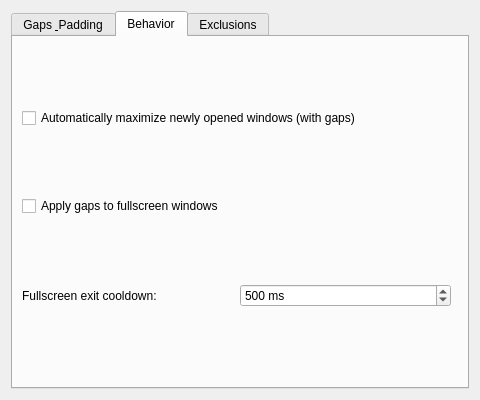
This is contents/ui/config.ui in fellis-cp/Kgaps as Qt 5 draws it before an edit. The edited form follows.
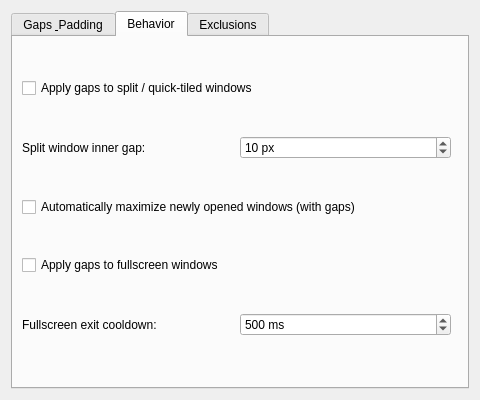
This is the edited form. The open tabs and pages were chosen to show the change.

Commit message: feat: add gap support for split and quick-tiled windows

Patch:
```diff
--- a/contents/ui/config.ui
+++ b/contents/ui/config.ui
@@ -193,6 +193,53 @@
                             <string>Behavior</string>
                         </attribute>
                         <layout class="QVBoxLayout" name="behaviorLayout">
+                            <item>
+                                <widget class="QCheckBox" name="kcfg_applyToQuickTile">
+                                    <property name="text">
+                                        <string>Apply gaps to split / quick-tiled windows</string>
+                                    </property>
+                                    <property name="toolTip">
+                                        <string>When enabled, windows tiled via Meta + Arrow keys or screen edge dragging will have outer and inner gaps applied.</string>
+                                    </property>
+                                </widget>
+                            </item>
+                            <item>
+                                <layout class="QHBoxLayout" name="layoutQuickTileInnerGap">
+                                    <item>
+                                        <widget class="QLabel" name="labelQuickTileInnerGap">
+                                            <property name="text">
+                                                <string>Split window inner gap:</string>
+                                            </property>
+                                        </widget>
+                                    </item>
+                                    <item>
+                                        <widget class="QSpinBox" name="kcfg_quickTileInnerGap">
+                                            <property name="minimum">
+                                                <number>0</number>
+                                            </property>
+                                            <property name="maximum">
+                                                <number>100</number>
+                                            </property>
+                                            <property name="value">
+                                                <number>10</number>
+                                            </property>
+                                            <property name="suffix">
+                                                <string> px</string>
+                                            </property>
+                                            <property name="toolTip">
+                                                <string>Spacing between adjacent split or tiled windows.</string>
+                                            </property>
+                                        </widget>
+                                    </item>
+                                    <item>
+                                        <spacer name="quickTileInnerGapSpacer">
+                                            <property name="orientation">
+                                                <enum>Qt::Horizontal</enum>
+                                            </property>
+                                        </spacer>
+                                    </item>
+                                </layout>
+                            </item>
                             <item>
                                 <widget class="QCheckBox" name="kcfg_autoMaximizeNewWindows">
                                     <property name="text">
```
The commit also changes 6 other files.
